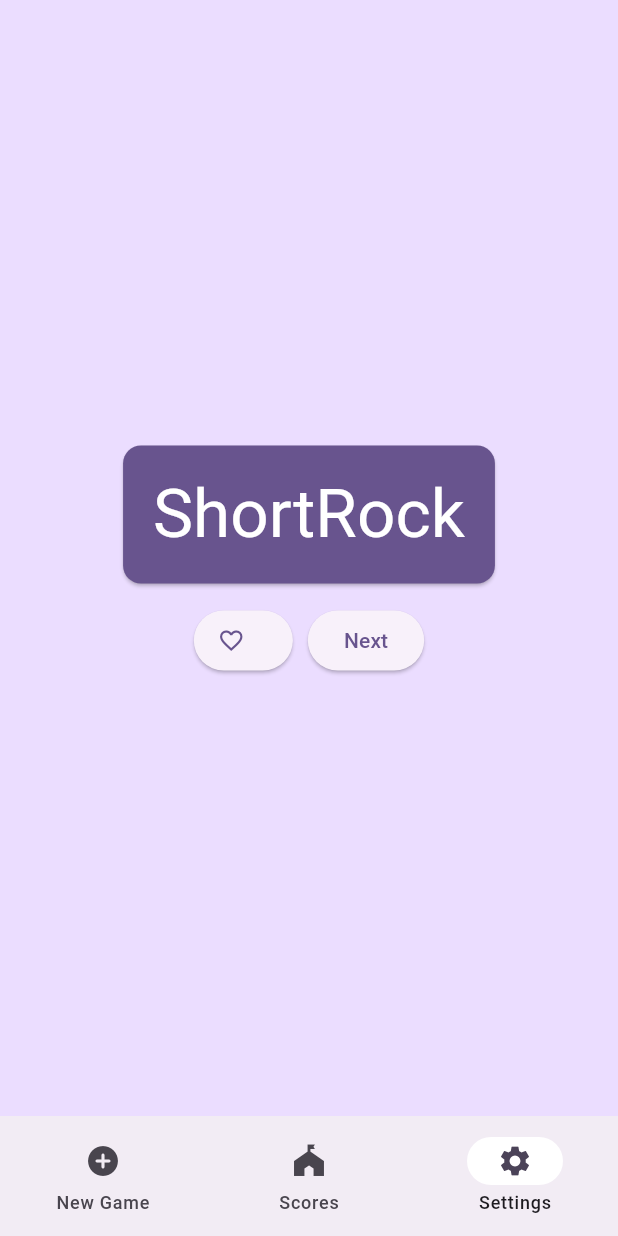
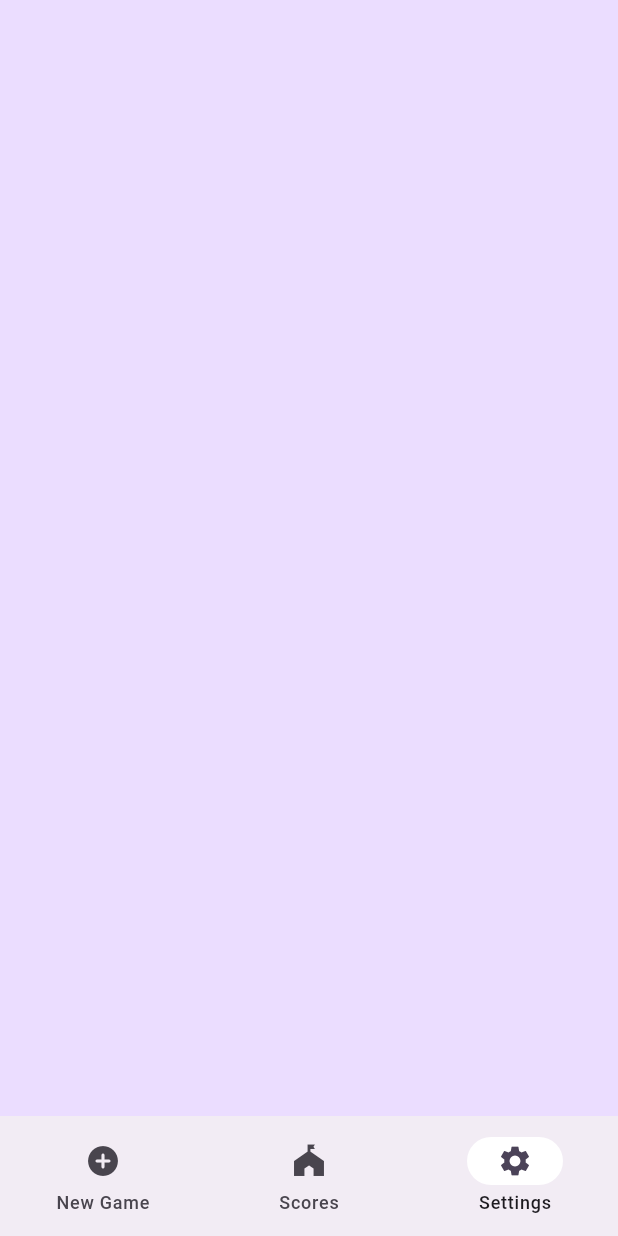
Before and after one commit to Jontaybr24/Scorekeeper, a Flutter app: the screen it shows after launch, item 3 of the bottom bar chosen, on a phone screen of 412 x 824 dp. Run offline on Flutter 3.47's test engine with Material 3 defaults, Android fonts, the phone set to English and light mode, and no system bars.

Commit message:
removed all unecessary tutorial pieces

```diff
--- a/lib/main.dart
+++ b/lib/main.dart
@@ -1,4 +1,3 @@
-import 'package:english_words/english_words.dart';
 import 'package:flutter/material.dart';
 import 'package:provider/provider.dart';
 import 'dart:math';
@@ -30,29 +29,6 @@ class MyApp extends StatelessWidget {
 }
 
 class MyAppState extends ChangeNotifier {
-  var current = WordPair.random();
-
-  void getNext() {
-    current = WordPair.random();
-    notifyListeners();
-  }
-
-  var favorites = <WordPair>[];
-
-  void toggleFavorite() {
-    if (favorites.contains(current)) {
-      favorites.remove(current);
-    } else {
-      favorites.add(current);
-    }
-    notifyListeners();
-  }
-
-  void removeFavorite(WordPair pair) {
-    favorites.remove(pair);
-    notifyListeners();
-  }
-
   var players = <Player>[];
   var gamestate = Gamestate();
 
@@ -68,10 +44,8 @@ class MyAppState extends ChangeNotifier {
     {
       case "ascending":
         players.sort((a, b) => a.score.compareTo(b.score));
-        break;
       case "decending":
         players.sort((a, b) => b.score.compareTo(a.score));
-        break;
       default:
         players.sort((a, b) => a.index.compareTo(b.index));
     }
@@ -200,13 +174,8 @@ class NewGamePage extends StatelessWidget {
   @override
   Widget build(BuildContext context) {
     var appState = context.watch<MyAppState>();
-    var pair = appState.current;
     var players = appState.players;
     var theme = Theme.of(context);
-
-    if(appState.favorites.contains(pair)){
-    } else{
-    }
 
     // Texbox for naming a player
     var nameController = TextEditingController();
@@ -256,13 +225,8 @@ class ScorePage extends StatelessWidget {
   @override
   Widget build(BuildContext context) {
     var appState = context.watch<MyAppState>();
-    var pair = appState.current;
     var players = appState.players;
     var theme = Theme.of(context);
-
-    if(appState.favorites.contains(pair)){
-    } else{
-    }
 
     return Center(
         child: Column(
@@ -314,75 +278,17 @@ class SettingsPage extends StatelessWidget {
   @override
   Widget build(BuildContext context) {
     var appState = context.watch<MyAppState>();
-    var pair = appState.current;
-
-    IconData icon;
-    if(appState.favorites.contains(pair)){
-      icon = Icons.favorite;
-    } else{
-      icon = Icons.favorite_border;
-    }
 
     return Center(
         child: Column(
           mainAxisAlignment: MainAxisAlignment.center,
           children: [
-            BigCard(pair: pair),
             SizedBox(height: 10,),
-            Row(
-              mainAxisSize: MainAxisSize.min,
-              children: [
-                ElevatedButton.icon(
-                  onPressed: () {
-                    appState.toggleFavorite();
-                  },
-                  icon: Icon(icon),
-                  label: Text(""),
-                ),
-                SizedBox(width:10),
-                ElevatedButton(
-                  onPressed: () {
-                    appState.getNext();
-                  },
-                  child: Text('Next'),
-                ),
-              ],
-            ),
-          ],
-        ),
-    );
-  }
-}
-
-class BigCard extends StatelessWidget {
-  const BigCard({
-    super.key,
-    required this.pair,
-  });
-
-  final WordPair pair;
-
-  @override
-  Widget build(BuildContext context) {
-    var theme = Theme.of(context);
-    var style = theme.textTheme.displayMedium!.copyWith(
-      color: theme.colorScheme.onPrimary,
-    );
-
-    return Card(
-      color: theme.colorScheme.primary,
-      child: Padding(
-        padding: const EdgeInsets.all(20.0),
-        child: Text(
-          pair.asPascalCase,
-          style: style,
-          semanticsLabel: pair.asPascalCase,
-          ),
+        ],
       ),
     );
   }
 }
-
 
 class NameCardFull extends StatelessWidget {
   const NameCardFull({
```
